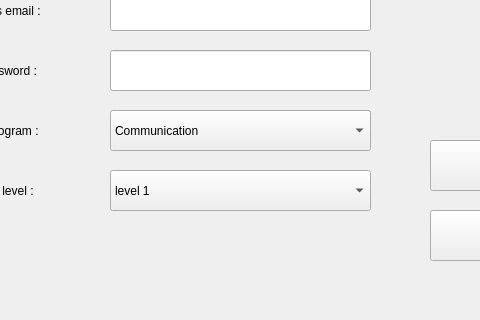
First picture: the form in student.ui, repository nwaaf20050-netizen/EE202_Course_Project, before the edit; both pictures show x 180 to 660 and y 280 to 600 of the 800 by 600 pixel window.
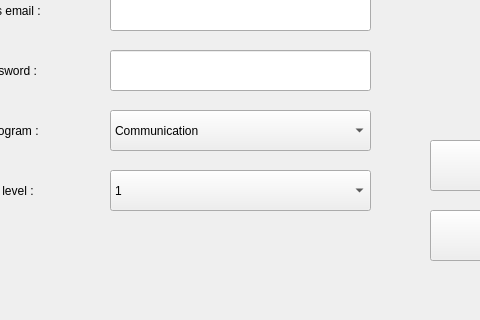
Second picture: the form after the edit.

```diff
--- a/student.ui
+++ b/student.ui
@@ -132,7 +132,7 @@
     </property>
     <item>
      <property name="text">
-      <string>level 1</string>
+      <string>1</string>
      </property>
     </item>
     <item>
```
Left out of the diff: 6 changed lines with no effect on the pictures.
